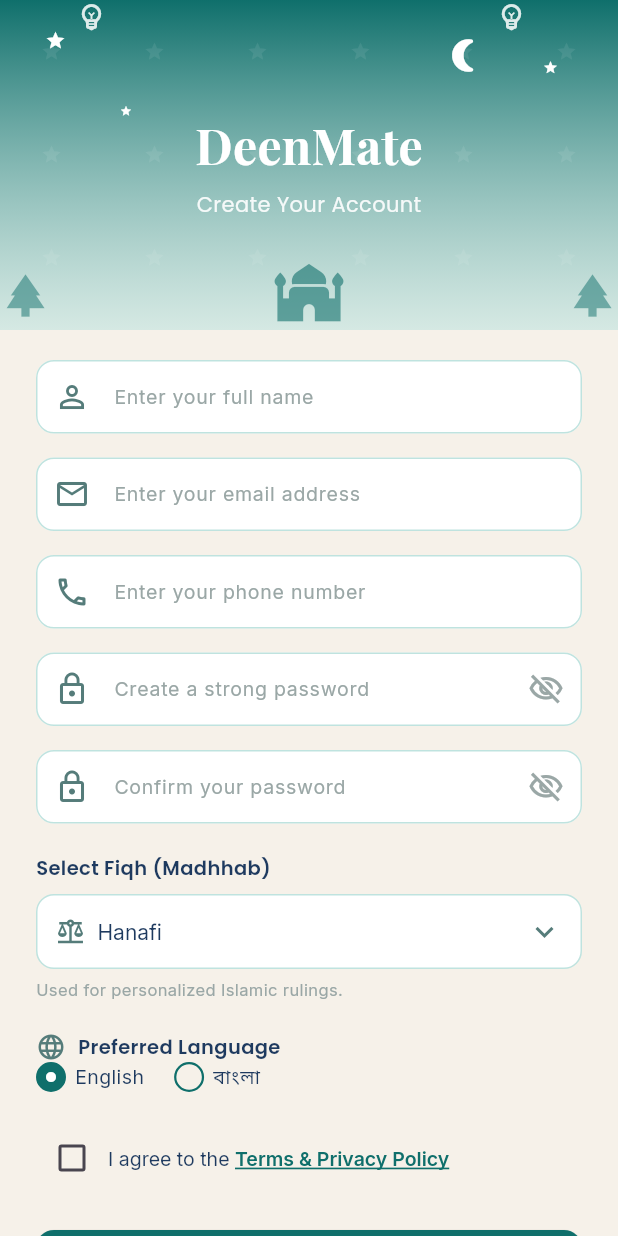
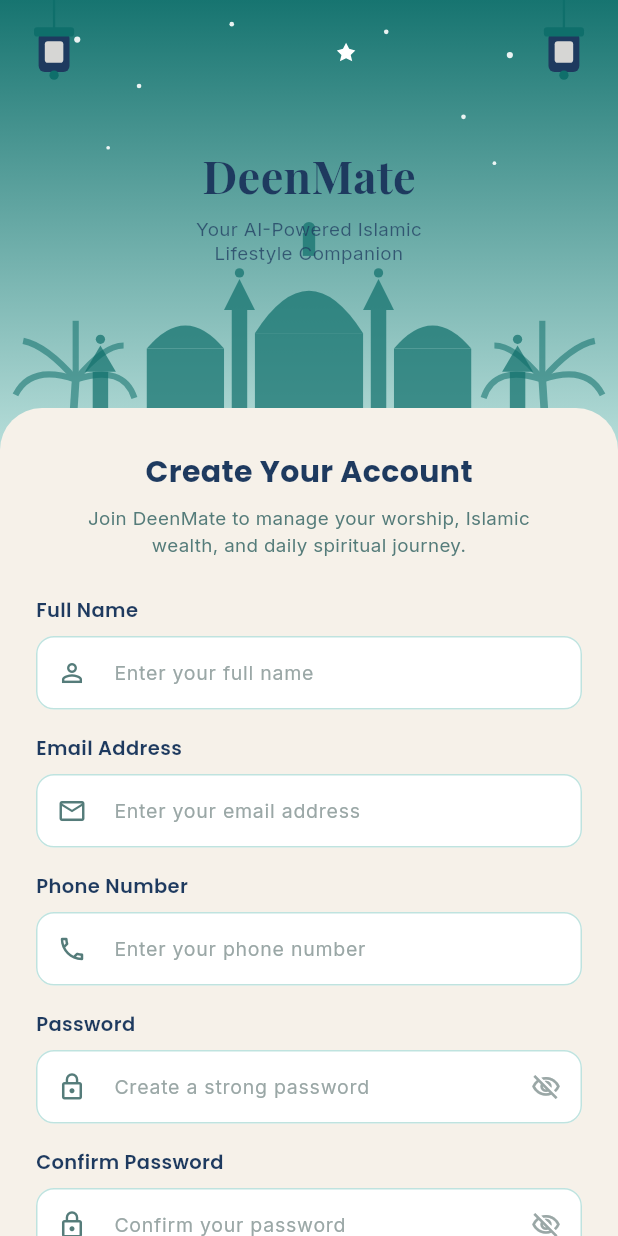
Before and after one commit to afiafahmidha/DeenMate_SDP2, a Flutter app: the screen it shows after launch, on a phone screen of 412 x 824 dp. Run offline on Flutter 3.47's test engine with Material 3 defaults, Android fonts, the phone set to English and light mode, and no system bars; our stand-ins replace flutter_svg, google_fonts.

Commit message:
reg_pg_update

```diff
--- a/lib/main.dart
+++ b/lib/main.dart
@@ -13,7 +13,16 @@
     return MaterialApp(
       title: 'DeenMate',
       debugShowCheckedModeBanner: false,
-      home: const RegistrationPage(),
+      home: Scaffold(
+        backgroundColor: Colors.black12,
+        body: Center(
+          child: Container(
+            width: 430,
+            constraints: const BoxConstraints(maxWidth: 430),
+            child: const RegistrationPage(),
+          ),
+        ),
+      ),
     );
   }
 }
--- a/lib/screens/registration_page.dart
+++ b/lib/screens/registration_page.dart
@@ -1,6 +1,7 @@
 import 'package:flutter/material.dart';
 import 'package:flutter/gestures.dart';
 import 'package:google_fonts/google_fonts.dart';
+import 'package:flutter_svg/flutter_svg.dart';
 
 // ===== DeenMate Color Palette =====
 class AppColors {
@@ -57,34 +58,70 @@
           crossAxisAlignment: CrossAxisAlignment.stretch,
           children: [
             _buildHeader(),
-            Padding(
-              padding: const EdgeInsets.fromLTRB(24, 20, 24, 24),
+            Transform.translate(
+              offset: const Offset(0, -28),
+              child: Container(
+                decoration: const BoxDecoration(
+                  color: AppColors.cream,
+                  borderRadius: BorderRadius.only(
+                    topLeft: Radius.circular(28),
+                    topRight: Radius.circular(28),
+                  ),
+                ),
+                padding: const EdgeInsets.fromLTRB(24, 28, 24, 24),
                 child: Form(
                   key: _formKey,
                   child: Column(
                     crossAxisAlignment: CrossAxisAlignment.stretch,
                     children: [
-                    _buildTextField(
+                      Center(
+                        child: Text(
+                          'Create Your Account',
+                          style: GoogleFonts.poppins(
+                            fontSize: 20,
+                            fontWeight: FontWeight.w700,
+                            color: AppColors.navy,
+                          ),
+                        ),
+                      ),
+                      const SizedBox(height: 8),
+                      Center(
+                        child: Text(
+                          'Join DeenMate to manage your worship, Islamic\nwealth, and daily spiritual journey.',
+                          textAlign: TextAlign.center,
+                          style: GoogleFonts.inter(
+                            fontSize: 12.5,
+                            color: AppColors.tealGray,
+                            height: 1.4,
+                          ),
+                        ),
+                      ),
+                      const SizedBox(height: 24),
+                      _buildLabeledField(
+                        label: 'Full Name',
                         controller: nameController,
                         icon: Icons.person_outline,
                         hint: 'Enter your full name',
                       ),
                       const SizedBox(height: 16),
-                    _buildTextField(
+                      _buildLabeledField(
+                        label: 'Email Address',
                         controller: emailController,
                         icon: Icons.mail_outline,
                         hint: 'Enter your email address',
                         keyboardType: TextInputType.emailAddress,
                       ),
                       const SizedBox(height: 16),
-                    _buildTextField(
+                      _buildLabeledField(
+                        label: 'Phone Number',
                         controller: phoneController,
                         icon: Icons.phone_outlined,
                         hint: 'Enter your phone number',
                         keyboardType: TextInputType.phone,
                       ),
                       const SizedBox(height: 16),
-                    _buildTextField(
+                      _buildLabeledField(
+                        label: 'Password',
                         controller: passwordController,
                         icon: Icons.lock_outline,
                         hint: 'Create a strong password',
@@ -95,6 +132,7 @@
                                 ? Icons.visibility_off_outlined
                                 : Icons.visibility_outlined,
                             color: AppColors.placeholder,
+                            size: 20,
                           ),
                           onPressed: () {
                             setState(() => obscurePassword = !obscurePassword);
@@ -102,7 +140,8 @@
                         ),
                       ),
                       const SizedBox(height: 16),
-                    _buildTextField(
+                      _buildLabeledField(
+                        label: 'Confirm Password',
                         controller: confirmPasswordController,
                         icon: Icons.lock_outline,
                         hint: 'Confirm your password',
@@ -113,6 +152,7 @@
                                 ? Icons.visibility_off_outlined
                                 : Icons.visibility_outlined,
                             color: AppColors.placeholder,
+                            size: 20,
                           ),
                           onPressed: () {
                             setState(() =>
@@ -124,17 +164,18 @@
                       _buildFiqhDropdown(),
                       const SizedBox(height: 20),
                       _buildLanguageSelector(),
+                      const SizedBox(height: 16),
+                      _buildTermsCheckbox(),
                       const SizedBox(height: 20),
-                    _buildTermsCheckbox(),
-                    const SizedBox(height: 24),
                       _buildCreateAccountButton(),
                       const SizedBox(height: 20),
                       _buildDivider(),
                       const SizedBox(height: 20),
                       _buildGoogleButton(),
-                    const SizedBox(height: 24),
+                      const SizedBox(height: 20),
                       _buildLoginText(),
                     ],
+                  ),
                 ),
               ),
             ),
@@ -144,93 +185,42 @@
     );
   }
 
-  // ===== HEADER WITH GRADIENT + ISLAMIC DECOR =====
+  // ===== HEADER =====
   Widget _buildHeader() {
-    return Container(
-      height: 220,
+    return SizedBox(
+      height: 300,
       width: double.infinity,
-      decoration: BoxDecoration(
-        gradient: LinearGradient(
-          begin: Alignment.topCenter,
-          end: Alignment.bottomCenter,
-          colors: [AppColors.teal, AppColors.lightTeal.withOpacity(0.6)],
+      child: Stack(
+        alignment: Alignment.topCenter,
+        children: [
+          Positioned.fill(
+            child: SvgPicture.asset(
+              'assets/images/header_art.svg',
+              fit: BoxFit.cover,
             ),
           ),
-      child: Stack(
-        alignment: Alignment.center,
-        children: [
-          Positioned.fill(
-            child: Opacity(
-              opacity: 0.08,
-              child: GridView.builder(
-                physics: const NeverScrollableScrollPhysics(),
-                gridDelegate:
-                    const SliverGridDelegateWithFixedCrossAxisCount(
-                  crossAxisCount: 6,
-                ),
-                itemCount: 30,
-                itemBuilder: (context, index) => const Icon(
-                  Icons.star,
-                  color: Colors.white,
-                  size: 14,
-                ),
-              ),
-            ),
-          ),
-          const Positioned(
-              top: 20, left: 30, child: Icon(Icons.star, color: Colors.white, size: 14)),
-          const Positioned(
-              top: 40, right: 40, child: Icon(Icons.star, color: Colors.white, size: 10)),
-          const Positioned(
-              top: 70, left: 80, child: Icon(Icons.star, color: Colors.white, size: 8)),
-          const Positioned(
-            top: 24,
-            right: 90,
-            child: Icon(Icons.nightlight_round, color: Colors.white, size: 26),
-          ),
-          Positioned(
-            top: 0,
-            left: 50,
-            child: Icon(Icons.emoji_objects_outlined,
-                color: Colors.white.withOpacity(0.85), size: 22),
-          ),
-          Positioned(
-            top: 0,
-            right: 60,
-            child: Icon(Icons.emoji_objects_outlined,
-                color: Colors.white.withOpacity(0.85), size: 22),
-          ),
-          Column(
-            mainAxisSize: MainAxisSize.min,
+          Padding(
+            padding: const EdgeInsets.only(top: 95),
+            child: Column(
               children: [
                 Text(
                   'DeenMate',
                   style: GoogleFonts.playfairDisplay(
-                  fontSize: 32,
+                    fontSize: 30,
                     fontWeight: FontWeight.w700,
-                  color: Colors.white,
+                    color: AppColors.navy,
                   ),
                 ),
                 const SizedBox(height: 6),
                 Text(
-                'Create Your Account',
-                style: GoogleFonts.poppins(
-                  fontSize: 14,
-                  color: Colors.white.withOpacity(0.9),
+                  'Your AI-Powered Islamic\nLifestyle Companion',
+                  textAlign: TextAlign.center,
+                  style: GoogleFonts.inter(
+                    fontSize: 12.5,
+                    color: AppColors.navy.withOpacity(0.75),
+                    height: 1.3,
                   ),
                 ),
-            ],
-          ),
-          Positioned(
-            bottom: 0,
-            left: 0,
-            right: 0,
-            child: Row(
-              mainAxisAlignment: MainAxisAlignment.spaceBetween,
-              children: [
-                Icon(Icons.park, color: AppColors.teal.withOpacity(0.5), size: 34),
-                Icon(Icons.mosque, color: AppColors.teal.withOpacity(0.6), size: 46),
-                Icon(Icons.park, color: AppColors.teal.withOpacity(0.5), size: 34),
               ],
             ),
           ),
@@ -239,8 +229,9 @@
     );
   }
 
-  // ===== REUSABLE TEXT FIELD =====
-  Widget _buildTextField({
+  // ===== LABELED FIELD (label above input, like reference) =====
+  Widget _buildLabeledField({
+    required String label,
     required TextEditingController controller,
     required IconData icon,
     required String hint,
@@ -248,13 +239,25 @@
     Widget? suffixIcon,
     TextInputType keyboardType = TextInputType.text,
   }) {
-    return TextFormField(
+    return Column(
+      crossAxisAlignment: CrossAxisAlignment.start,
+      children: [
+        Text(
+          label,
+          style: GoogleFonts.poppins(
+            fontSize: 13,
+            fontWeight: FontWeight.w600,
+            color: AppColors.navy,
+          ),
+        ),
+        const SizedBox(height: 8),
+        TextFormField(
           controller: controller,
           obscureText: obscureText,
           keyboardType: keyboardType,
           style: GoogleFonts.inter(color: AppColors.navy, fontSize: 14),
           decoration: InputDecoration(
-        prefixIcon: Icon(icon, color: AppColors.tealGray),
+            prefixIcon: Icon(icon, color: AppColors.tealGray, size: 20),
             suffixIcon: suffixIcon,
             hintText: hint,
             hintStyle: GoogleFonts.inter(color: AppColors.placeholder, fontSize: 13),
@@ -274,6 +277,8 @@
               borderSide: const BorderSide(color: AppColors.teal, width: 1.5),
             ),
           ),
+        ),
+      ],
     );
   }
 
@@ -281,6 +286,9 @@
   Widget _buildFiqhDropdown() {
     return Column(
       crossAxisAlignment: CrossAxisAlignment.start,
+      children: [
+        Row(
+          mainAxisAlignment: MainAxisAlignment.spaceBetween,
           children: [
             Text(
               'Select Fiqh (Madhhab)',
@@ -290,9 +298,12 @@
                 color: AppColors.navy,
               ),
             ),
+            const Icon(Icons.info_outline, color: AppColors.placeholder, size: 16),
+          ],
+        ),
         const SizedBox(height: 8),
         Container(
-          padding: const EdgeInsets.symmetric(horizontal: 12),
+          padding: const EdgeInsets.symmetric(horizontal: 10, vertical: 4),
           decoration: BoxDecoration(
             color: Colors.white,
             borderRadius: BorderRadius.circular(12),
@@ -300,16 +311,26 @@
           ),
           child: Row(
             children: [
-              const Icon(Icons.balance, color: AppColors.tealGray, size: 20),
-              const SizedBox(width: 8),
+              Container(
+                padding: const EdgeInsets.all(8),
+                decoration: const BoxDecoration(
+                  color: AppColors.teal,
+                  shape: BoxShape.circle,
+                ),
+                child: const Icon(Icons.balance, color: Colors.white, size: 16),
+              ),
+              const SizedBox(width: 10),
               Expanded(
                 child: DropdownButtonHideUnderline(
                   child: DropdownButton<String>(
                     value: selectedFiqh,
                     isExpanded: true,
-                    icon: const Icon(Icons.keyboard_arrow_down,
-                        color: AppColors.tealGray),
-                    style: GoogleFonts.inter(color: AppColors.navy, fontSize: 14),
+                    icon: const Icon(Icons.keyboard_arrow_down, color: AppColors.tealGray),
+                    style: GoogleFonts.poppins(
+                      color: AppColors.navy,
+                      fontSize: 14,
+                      fontWeight: FontWeight.w600,
+                    ),
                     items: fiqhOptions.map((fiqh) {
                       return DropdownMenuItem(value: fiqh, child: Text(fiqh));
                     }).toList(),
@@ -331,14 +352,14 @@
     );
   }
 
-  // ===== LANGUAGE RADIO BUTTONS =====
+  // ===== LANGUAGE RADIO =====
   Widget _buildLanguageSelector() {
     return Column(
       crossAxisAlignment: CrossAxisAlignment.start,
       children: [
         Row(
           children: [
-            const Icon(Icons.language, color: AppColors.tealGray, size: 20),
+            const Icon(Icons.language, color: AppColors.tealGray, size: 18),
             const SizedBox(width: 8),
             Text(
               'Preferred Language',
@@ -350,10 +371,16 @@
             ),
           ],
         ),
+        const SizedBox(height: 10),
         Row(
           children: [
+            const SizedBox(width: 26),
             _buildLanguageOption('English'),
-            const SizedBox(width: 20),
+          ],
+        ),
+        Row(
+          children: [
+            const SizedBox(width: 26),
             _buildLanguageOption('বাংলা'),
           ],
         ),
@@ -363,25 +390,36 @@
 
   Widget _buildLanguageOption(String lang) {
     final bool isSelected = selectedLanguage == lang;
-    return GestureDetector(
+    return Padding(
+      padding: const EdgeInsets.symmetric(vertical: 4),
+      child: GestureDetector(
         onTap: () => setState(() => selectedLanguage = lang),
         child: Row(
           children: [
             Container(
-            width: 20,
-            height: 20,
+              width: 18,
+              height: 18,
               decoration: BoxDecoration(
                 shape: BoxShape.circle,
                 border: Border.all(color: AppColors.teal, width: 1.5),
-              color: isSelected ? AppColors.teal : Colors.transparent,
               ),
               child: isSelected
-                ? const Icon(Icons.circle, color: Colors.white, size: 8)
+                  ? Center(
+                      child: Container(
+                        width: 9,
+                        height: 9,
+                        decoration: const BoxDecoration(
+                          color: AppColors.teal,
+                          shape: BoxShape.circle,
+                        ),
+                      ),
+                    )
                   : null,
             ),
-          const SizedBox(width: 6),
+            const SizedBox(width: 8),
             Text(lang, style: GoogleFonts.inter(color: AppColors.navy, fontSize: 13)),
           ],
+        ),
       ),
     );
   }
@@ -390,11 +428,16 @@
   Widget _buildTermsCheckbox() {
     return Row(
       children: [
-        Checkbox(
+        SizedBox(
+          width: 24,
+          height: 24,
+          child: Checkbox(
             value: agreedToTerms,
             activeColor: AppColors.teal,
             onChanged: (value) => setState(() => agreedToTerms = value!),
           ),
+        ),
+        const SizedBox(width: 8),
         Expanded(
           child: RichText(
             text: TextSpan(
@@ -406,7 +449,6 @@
                   style: GoogleFonts.inter(
                     color: AppColors.teal,
                     fontWeight: FontWeight.w600,
-                    decoration: TextDecoration.underline,
                   ),
                   recognizer: TapGestureRecognizer()
                     ..onTap = () {
@@ -423,7 +465,9 @@
 
   // ===== CREATE ACCOUNT BUTTON =====
   Widget _buildCreateAccountButton() {
-    return ElevatedButton(
+    return SizedBox(
+      height: 52,
+      child: ElevatedButton(
         onPressed: () {
           if (_formKey.currentState!.validate() && agreedToTerms) {
             // TODO: handle registration logic
@@ -431,9 +475,8 @@
         },
         style: ElevatedButton.styleFrom(
           backgroundColor: AppColors.teal,
-        padding: const EdgeInsets.symmetric(vertical: 16),
           shape: RoundedRectangleBorder(
-          borderRadius: BorderRadius.circular(12),
+            borderRadius: BorderRadius.circular(30),
           ),
         ),
         child: Row(
@@ -450,6 +493,7 @@
             const SizedBox(width: 8),
             const Icon(Icons.arrow_forward, color: Colors.white, size: 18),
           ],
+        ),
       ),
     );
   }
@@ -471,16 +515,17 @@
 
   // ===== GOOGLE BUTTON =====
   Widget _buildGoogleButton() {
-    return OutlinedButton(
+    return SizedBox(
+      height: 50,
+      child: OutlinedButton(
         onPressed: () {
           // TODO: handle Google sign-in
         },
         style: OutlinedButton.styleFrom(
           backgroundColor: Colors.white,
-        padding: const EdgeInsets.symmetric(vertical: 14),
           side: BorderSide(color: AppColors.lightTeal),
           shape: RoundedRectangleBorder(
-          borderRadius: BorderRadius.circular(12),
+            borderRadius: BorderRadius.circular(30),
           ),
         ),
         child: Row(
@@ -500,6 +545,7 @@
               style: GoogleFonts.inter(color: AppColors.navy, fontSize: 14),
             ),
           ],
+        ),
       ),
     );
   }
```
Also changed, not shown: pubspec.yaml (+7 -0 lines), assets/images/header_art.svg (added), pubspec.lock. Lines whose indentation alone changed are shown as unchanged.
